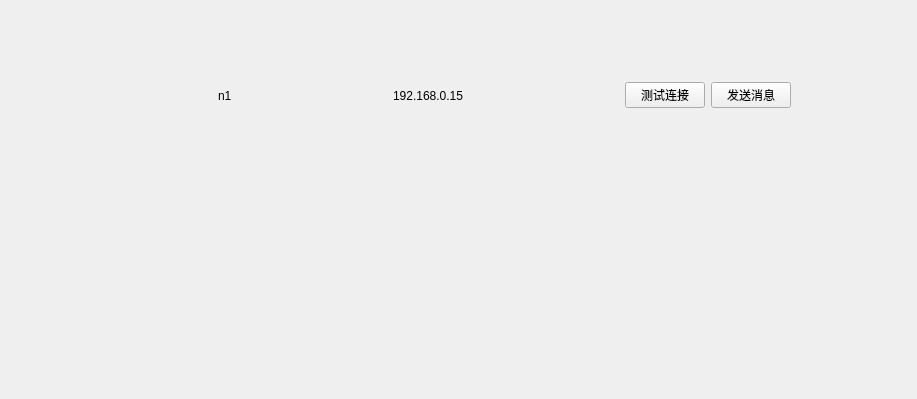
First picture: the form in ui/mywidgets.ui, repository mioyzhang/UI, before the edit.
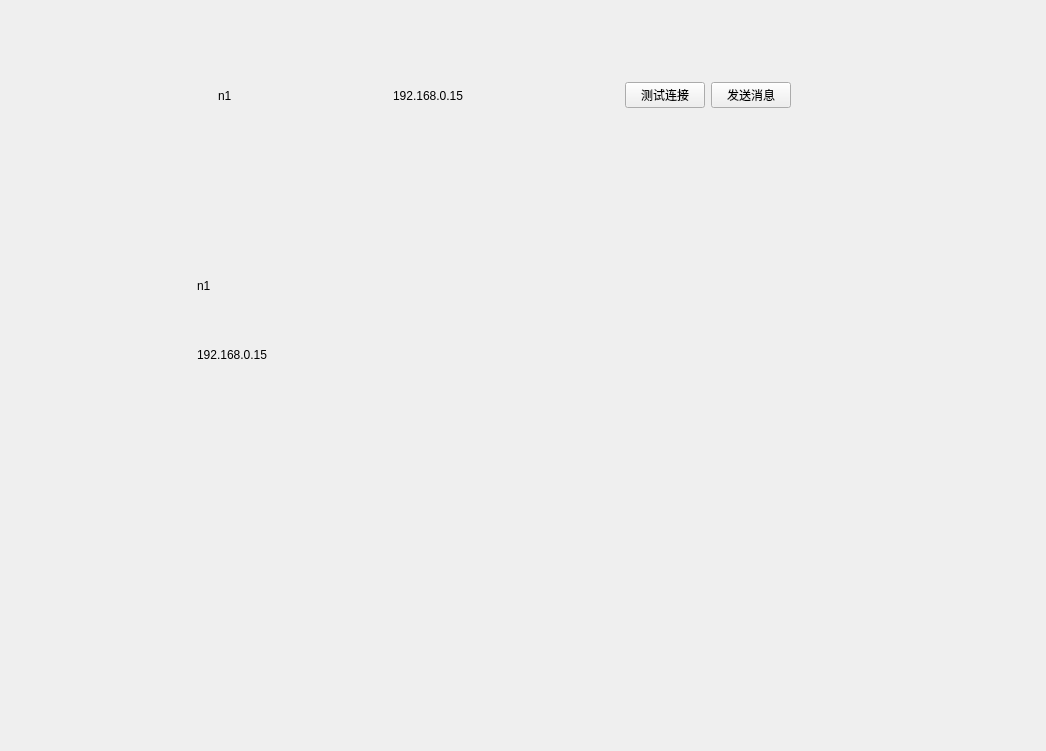
Second picture: the form after the edit. Icons and pictures are not drawn.

```diff
--- a/ui/mywidgets.ui
+++ b/ui/mywidgets.ui
@@ -6,8 +6,8 @@
    <rect>
     <x>0</x>
     <y>0</y>
-    <width>917</width>
-    <height>399</height>
+    <width>1046</width>
+    <height>751</height>
    </rect>
   </property>
   <property name="sizePolicy">
@@ -137,6 +137,110 @@
     </item>
    </layout>
   </widget>
+  <widget class="QWidget" name="widget_2" native="true">
+   <property name="geometry">
+    <rect>
+     <x>140</x>
+     <y>230</y>
+     <width>281</width>
+     <height>181</height>
+    </rect>
+   </property>
+   <layout class="QHBoxLayout" name="horizontalLayout_3">
+    <item>
+     <widget class="QLabel" name="label_4">
+      <property name="maximumSize">
+       <size>
+        <width>41</width>
+        <height>41</height>
+       </size>
+      </property>
+      <property name="text">
+       <string/>
+      </property>
+      <property name="pixmap">
+       <pixmap resource="../resource/resouce.qrc">:/icon/icon/无人机.png</pixmap>
+      </property>
+      <property name="scaledContents">
+       <bool>true</bool>
+      </property>
+     </widget>
+    </item>
+    <item>
+     <spacer name="horizontalSpacer_5">
+      <property name="orientation">
+       <enum>Qt::Horizontal</enum>
+      </property>
+      <property name="sizeType">
+       <enum>QSizePolicy::Maximum</enum>
+      </property>
+      <property name="sizeHint" stdset="0">
+       <size>
+        <width>10</width>
+        <height>20</height>
+       </size>
+      </property>
+     </spacer>
+    </item>
+    <item>
+     <layout class="QVBoxLayout" name="verticalLayout">
+      <item>
+       <spacer name="verticalSpacer_2">
+        <property name="orientation">
+         <enum>Qt::Vertical</enum>
+        </property>
+        <property name="sizeHint" stdset="0">
+         <size>
+          <width>20</width>
+          <height>40</height>
+         </size>
+        </property>
+       </spacer>
+      </item>
+      <item>
+       <widget class="QLabel" name="label_5">
+        <property name="text">
+         <string>n1</string>
+        </property>
+       </widget>
+      </item>
+      <item>
+       <spacer name="verticalSpacer">
+        <property name="orientation">
+         <enum>Qt::Vertical</enum>
+        </property>
+        <property name="sizeHint" stdset="0">
+         <size>
+          <width>20</width>
+          <height>40</height>
+         </size>
+        </property>
+       </spacer>
+      </item>
+      <item>
+       <widget class="QLabel" name="label_6">
+        <property name="text">
+         <string>192.168.0.15</string>
+        </property>
+       </widget>
+      </item>
+      <item>
+       <spacer name="verticalSpacer_3">
+        <property name="orientation">
+         <enum>Qt::Vertical</enum>
+        </property>
+        <property name="sizeHint" stdset="0">
+         <size>
+          <width>20</width>
+          <height>40</height>
+         </size>
+        </property>
+       </spacer>
+      </item>
+     </layout>
+    </item>
+   </layout>
+  </widget>
  </widget>
  <resources>
   <include location="../resource/resouce.qrc"/>
```
